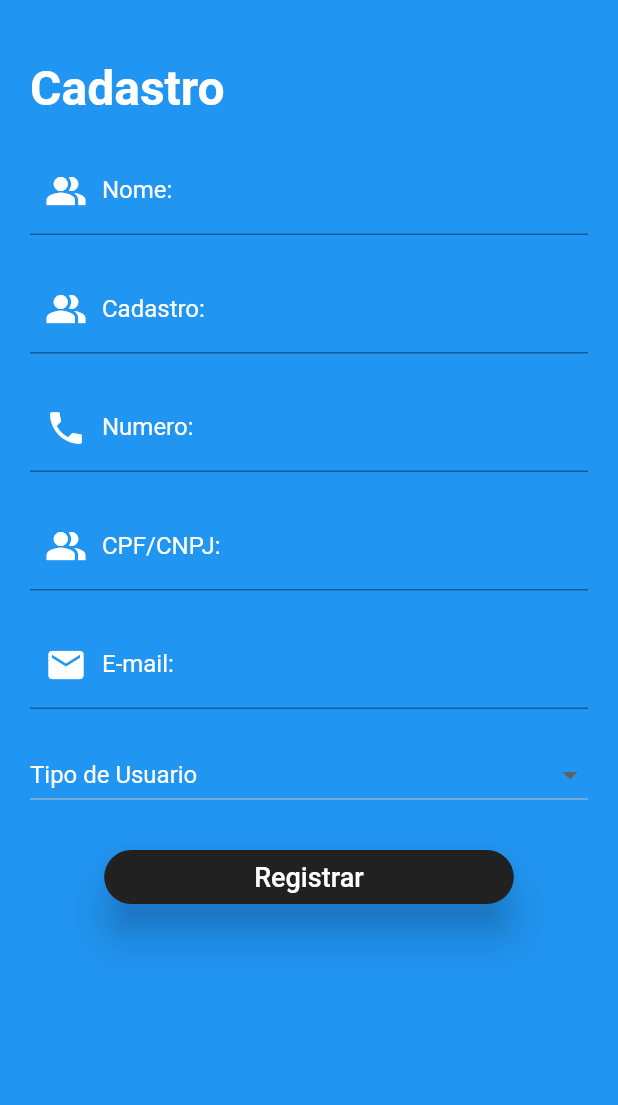
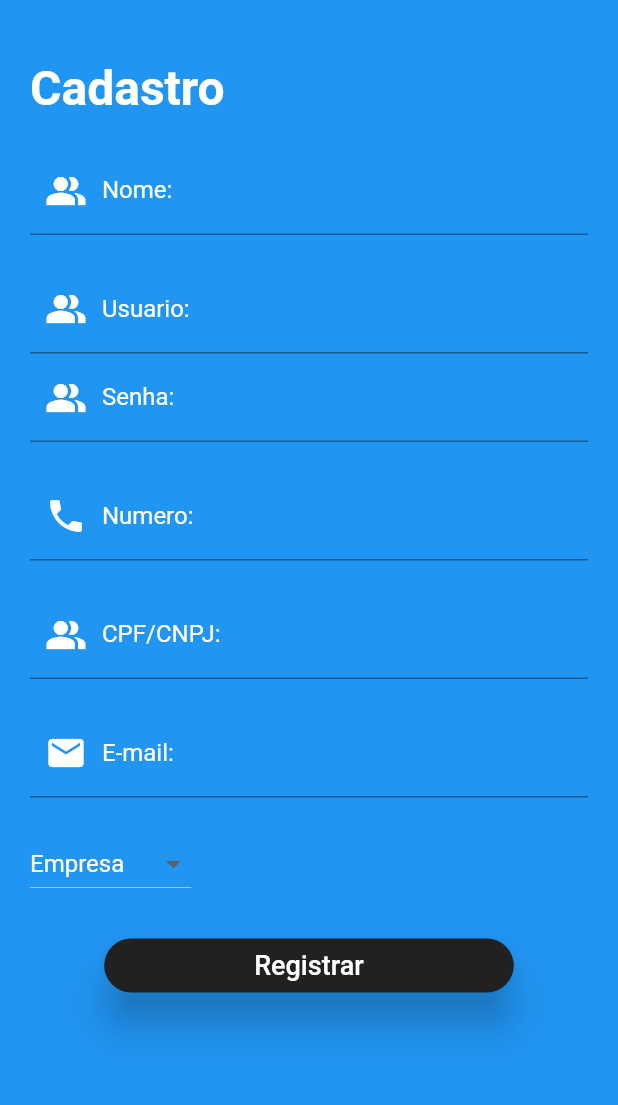
Before and after one commit to lucascardo12/housebarber, a Flutter app: the CadastroPage widget shown alone on an empty page, opened directly, after a tap on "Registrar", on a phone screen of 412 x 824 dp, the part 95-1200 px from its top. Run offline on Flutter 3.47's test engine with Material 2 defaults, Android fonts, the light colour scheme and no system bars; our stand-ins replace flutter_money_formatter, liquid_swipe; missing offline and left inert: mongo_dart.

Commit message:
Commity Cagado

```diff
--- a/lib/model/banco.dart
+++ b/lib/config/banco.dart
@@ -3,7 +3,7 @@ import 'package:housebarber/model/funcionario.dart';
 import 'package:housebarber/model/user.dart';
 import 'package:mongo_dart/mongo_dart.dart';
 
-import 'empresa.dart';
+import '../model/empresa.dart';
 
 class BancoMg {
   Db bk;
@@ -16,15 +16,18 @@ class BancoMg {
   }
 
 //FUNÇÕES DE BANCO DA CLASSE USER
-  getUser({String senha, String login}) async {
+  getUser({String senha, String login, String tipoUser}) async {
+    User user = new User();
     try {
       if (senha != null && login != null) {
         var ret;
         await openDB();
         var collection = bk.collection('user');
         ret = await collection.findOne({"senha": senha, 'login': login});
-        User user = User.fromJson(ret);
+        user = User.fromJson(ret);
         await closeDB();
+        return user;
+      } else {
         return user;
       }
     } catch (e) {
@@ -39,7 +42,8 @@ class BancoMg {
         await openDB();
         var collection = bk.collection('user');
         if (user.idUser == null) {
-          user.idUser = await collection.count() + 1;
+          var i = await collection.count() + 1;
+          user.idUser = i.toString();
           await collection.insert(user.toJson());
         } else {
           await collection.save(user.toJson());
@@ -91,7 +95,8 @@ class BancoMg {
         await openDB();
         var collection = bk.collection('empresa');
         if (empresa.idEmpresa == null) {
-          empresa.idEmpresa = await collection.count() + 1;
+          var i = await collection.count() + 1;
+          empresa.idEmpresa = i.toString();
           await collection.insert(empresa.toJson());
         } else {
           await collection.save(empresa.toJson());
--- /dev/null
+++ b/lib/config/custom-functions.dart
@@ -0,0 +1,56 @@
+import 'package:housebarber/config/global.dart';
+import 'package:housebarber/model/empresa.dart';
+import 'package:housebarber/model/user.dart';
+
+class Customfunctions {
+  static validaCadastro({var infoArray}) {
+    print(infoArray);
+    var nome = infoArray["nome"];
+    var usuario = infoArray["usuario"];
+    var senha = infoArray["senha"];
+    var numero = infoArray["numero"];
+    var cnpj = infoArray["cpfcnpj"];
+    var email = infoArray["email"];
+    var mensagem = "";
+    if (nome == "") {
+      mensagem += "Nome é Obrigatório";
+    }
+    if (numero == "") {
+      mensagem += "numero é Obrigatório";
+    }
+    if (cnpj == "") {
+      mensagem += "cnpj é Obrigatório";
+    }
+    if (email == "") {
+      mensagem += "email é Obrigatório";
+    }
+    if (usuario == "") {
+      mensagem += "usuario é Obrigatório";
+    }
+    if (senha == "") {
+      mensagem += "senha é Obrigatório";
+    }
+    if (mensagem == "") {
+      cadastraEmpresa(infoArray: infoArray);
+    } else {
+      //Retorn mensagem para tela de usuario.
+    }
+  }
+
+  static cadastraEmpresa({var infoArray}) {
+    User user = bacon.getUser(
+        login: infoArray['usuario'],
+        senha: infoArray['senha'],
+        tipoUser: infoArray['tipoUser']);
+    if (user != null) {
+      Empresa empresa = new Empresa(
+          nome: infoArray['nome'],
+          numero: infoArray['numero'],
+          idUser: user.idUser,
+          cnpj: infoArray['cpfcnpj'],
+          email: infoArray['email']);
+
+      bacon.alteraEmpresa(empresa: empresa);
+    }
+  }
+}
--- a/lib/config/global.dart
+++ b/lib/config/global.dart
@@ -1,6 +1,6 @@
 library my_prj.globals;
 
-import 'package:housebarber/model/banco.dart';
+import 'package:housebarber/config/banco.dart';
 import 'package:mongo_dart/mongo_dart.dart';
 
 bool isLoading = false;
--- a/lib/model/empresa.dart
+++ b/lib/model/empresa.dart
@@ -1,8 +1,8 @@
 import 'package:housebarber/model/user.dart';
 
 class Empresa {
-  int idEmpresa;
-  User idUser;
+  String idEmpresa;
+  String idUser;
   String nome;
   String numero;
   String cnpj;
@@ -12,11 +12,10 @@ class Empresa {
   List<int> listFunc;
 
   Empresa(
-      {int idEmpresa,
-      User idUser,
+      {String idEmpresa,
+      String idUser,
       String numero,
       String nome,
-      String senha,
       String email,
       String cnpj,
       String fornecedor,
@@ -32,7 +31,7 @@ class Empresa {
   }
   Empresa.fromJson(Map<String, dynamic> xjson) {
     idEmpresa = xjson['_id'];
-    idUser = User.fromJson(xjson['idUser']);
+    idUser = xjson['idUser'];
     nome = xjson['nome'];
     numero = xjson['numero'];
     email = xjson['email'];
--- a/lib/model/user.dart
+++ b/lib/model/user.dart
@@ -1,10 +1,10 @@
 class User {
-  int idUser;
+  String idUser;
   String tipoUser;
   String login;
   String senha;
 
-  User({String tipoUser, String login, String senha, int idUser}) {
+  User({String tipoUser, String login, String senha, String idUser}) {
     this.tipoUser = tipoUser;
     this.login = login;
     this.senha = senha;
--- a/lib/pages/cadastro-page.dart
+++ b/lib/pages/cadastro-page.dart
@@ -1,5 +1,6 @@
 import 'package:flutter/material.dart';
 import 'package:housebarber/config/custom-colors.dart';
+import 'package:housebarber/config/custom-functions.dart';
 
 class CadastroPage extends StatefulWidget {
   @override
@@ -7,7 +8,13 @@ class CadastroPage extends StatefulWidget {
 }
 
 class _CadastroPageState extends State<CadastroPage> {
-  String tipoUser = "Tipo de Usuario";
+  int tipoUser = 1;
+  TextEditingController nomeController = TextEditingController();
+  TextEditingController usuarioController = TextEditingController();
+  TextEditingController senhaController = TextEditingController();
+  TextEditingController numeroController = TextEditingController();
+  TextEditingController cpfcnpjController = TextEditingController();
+  TextEditingController emailController = TextEditingController();
   @override
   Widget build(BuildContext context) {
     return Container(
@@ -51,7 +58,7 @@ class _CadastroPageState extends State<CadastroPage> {
                         ),
                         TextField(
                             style: TextStyle(color: Colors.white),
-                            //controller: loginController,
+                            controller: nomeController,
                             decoration: InputDecoration(
                               prefixIcon: Icon(
                                 Icons.people_alt,
@@ -69,14 +76,29 @@ class _CadastroPageState extends State<CadastroPage> {
                         ),
                         TextField(
                             style: TextStyle(color: Colors.white),
-                            //controller: loginController,
+                            controller: usuarioController,
                             decoration: InputDecoration(
                               prefixIcon: Icon(
                                 Icons.people_alt,
                                 color: Colors.white,
                                 size: 28,
                               ),
-                              labelText: "Cadastro:",
+                              labelText: "Usuario:",
+                              labelStyle: TextStyle(
+                                color: Colors.white,
+                                fontSize: 16,
+                              ),
+                            )),
+                        TextField(
+                            style: TextStyle(color: Colors.white),
+                            controller: senhaController,
+                            decoration: InputDecoration(
+                              prefixIcon: Icon(
+                                Icons.people_alt,
+                                color: Colors.white,
+                                size: 28,
+                              ),
+                              labelText: "Senha:",
                               labelStyle: TextStyle(
                                 color: Colors.white,
                                 fontSize: 16,
@@ -87,7 +109,7 @@ class _CadastroPageState extends State<CadastroPage> {
                         ),
                         TextField(
                             style: TextStyle(color: Colors.white),
-                            //controller: loginController,
+                            controller: numeroController,
                             decoration: InputDecoration(
                               prefixIcon: Icon(
                                 Icons.phone,
@@ -105,7 +127,7 @@ class _CadastroPageState extends State<CadastroPage> {
                         ),
                         TextField(
                             style: TextStyle(color: Colors.white),
-                            //controller: loginController,
+                            controller: cpfcnpjController,
                             decoration: InputDecoration(
                               prefixIcon: Icon(
                                 Icons.people_alt,
@@ -123,6 +145,7 @@ class _CadastroPageState extends State<CadastroPage> {
                         ),
                         TextField(
                             style: TextStyle(color: Colors.white),
+                            controller: emailController,
                             keyboardType: TextInputType.text,
                             decoration: InputDecoration(
                               prefixIcon: Icon(
@@ -142,31 +165,32 @@ class _CadastroPageState extends State<CadastroPage> {
                         ),
                         Align(
                             alignment: Alignment.centerLeft,
-                            child: new DropdownButton<String>(
-                              isExpanded: true,
-                              hint: Text(
-                                tipoUser,
+                            child: DropdownButton(
+                                dropdownColor: secondary,
+                                value: tipoUser ?? 1,
                                 style: TextStyle(
                                   color: Colors.white,
                                   fontSize: 16,
                                 ),
-                              ),
-                              items: <String>[
-                                'Empresa',
-                                'Funcionario',
-                                'Cliente'
-                              ].map((String value) {
-                                return new DropdownMenuItem<String>(
-                                  value: value,
-                                  child: new Text(value),
-                                );
-                              }).toList(),
-                              onChanged: (value) {
-                                setState(() {
-                                  tipoUser = value;
-                                });
-                              },
-                            )),
+                                items: [
+                                  DropdownMenuItem(
+                                    child: Text(
+                                      "Empresa",
+                                    ),
+                                    value: 1,
+                                  ),
+                                  DropdownMenuItem(
+                                    child: Text("Funcionario"),
+                                    value: 2,
+                                  ),
+                                  DropdownMenuItem(
+                                      child: Text("Cliente"), value: 3),
+                                ],
+                                onChanged: (value) {
+                                  setState(() {
+                                    tipoUser = value;
+                                  });
+                                })),
                         SizedBox(
                           height: 20,
                         ),
@@ -178,7 +202,19 @@ class _CadastroPageState extends State<CadastroPage> {
                             borderRadius: BorderRadius.circular(25),
                           ),
                           color: primary,
-                          onPressed: () {},
+                          onPressed: () {
+                            Map<String, String> infoArray = {
+                              'nome': nomeController.text,
+                              'usuario': usuarioController.text,
+                              'senha': senhaController.text,
+                              'numero': numeroController.text,
+                              'cpfcnpj': cpfcnpjController.text,
+                              'email': emailController.text,
+                              'tipoUser': tipoUser.toString()
+                            };
+                            Customfunctions.validaCadastro(
+                                infoArray: infoArray);
+                          },
                           child: Text(
                             'Registrar',
                             style: TextStyle(color: Colors.white, fontSize: 18),
```
Also changed, not shown: assets/imagens/arraste_lados.gif (added), assets/imagens/barber.jpg (renamed from assets/barber.jpg).
